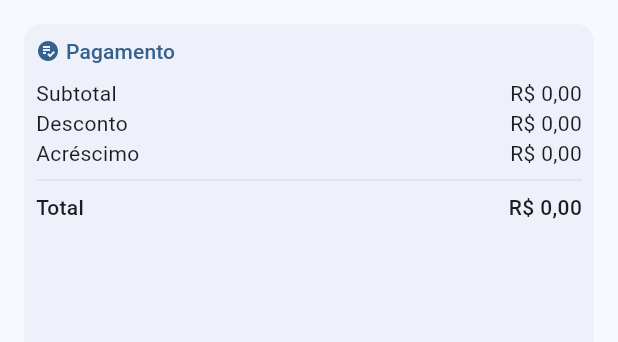
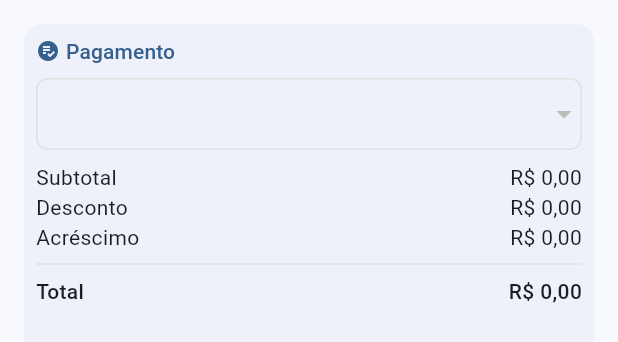
Before and after one commit to Jhone0202/lucro_simples, a Flutter app: the SalePaymentCard widget shown alone on an empty page, opened directly with empty values, on a phone screen of 412 x 824 dp. Shown: the top 342 px of the screen. Run offline on Flutter 3.47's test engine with Material 3 defaults, Android fonts, the phone set to English and light mode, and no system bars; our stand-ins replace extended_masked_text, fluttertoast, get_it, image_picker, sqflite; accounts and stored records are empty.

Commit message:
feat: select payment method.

```diff
--- a/lib/components/sale_payment_card.dart
+++ b/lib/components/sale_payment_card.dart
@@ -1,14 +1,41 @@
 import 'package:flutter/material.dart';
+import 'package:lucro_simples/app_injector.dart';
+import 'package:lucro_simples/entities/payment_method.dart';
 import 'package:lucro_simples/entities/sale.dart';
+import 'package:lucro_simples/repositories/sale_repository_interface.dart';
 import 'package:lucro_simples/utils/formaters_util.dart';
+import 'package:lucro_simples/utils/input_decorations.dart';
 
-class SalePaymentCard extends StatelessWidget {
+class SalePaymentCard extends StatefulWidget {
   const SalePaymentCard({
     super.key,
     required this.sale,
+    required this.setPaymentMethod,
   });
 
   final Sale sale;
+  final Function(PaymentMethod paymentMethod) setPaymentMethod;
+
+  @override
+  State<SalePaymentCard> createState() => _SalePaymentCardState();
+}
+
+class _SalePaymentCardState extends State<SalePaymentCard> {
+  final saleRepository = getIt.get<ISaleRepository>();
+  List<PaymentMethod> paymentMethods = [];
+  PaymentMethod? selected;
+
+  @override
+  void initState() {
+    super.initState();
+    _loadPaymentMethods();
+  }
+
+  Future _loadPaymentMethods() async {
+    paymentMethods = await saleRepository.getPaymentMethods();
+    selected = paymentMethods.firstOrNull;
+    setState(() {});
+  }
 
   @override
   Widget build(BuildContext context) {
@@ -39,25 +66,40 @@ class SalePaymentCard extends StatelessWidget {
             ],
           ),
           const SizedBox(height: 8),
+          DropdownButtonFormField<PaymentMethod>(
+            value: selected,
+            onChanged: (method) {
+              if (method != null) {
+                widget.setPaymentMethod(method);
+                selected = method;
+                setState(() {});
+              }
+            },
+            items: paymentMethods
+                .map((e) => DropdownMenuItem(value: e, child: Text(e.name)))
+                .toList(),
+            decoration: defaultFormDecoration(context),
+          ),
+          const SizedBox(height: 8),
           Row(
             mainAxisAlignment: MainAxisAlignment.spaceBetween,
             children: [
               const Text('Subtotal'),
-              Text(formatRealBr(sale.subtotal)),
+              Text(formatRealBr(widget.sale.subtotal)),
             ],
           ),
           Row(
             mainAxisAlignment: MainAxisAlignment.spaceBetween,
             children: [
               const Text('Desconto'),
-              Text(formatRealBr(sale.discount)),
+              Text(formatRealBr(widget.sale.discount)),
             ],
           ),
           Row(
             mainAxisAlignment: MainAxisAlignment.spaceBetween,
             children: [
               const Text('Acréscimo'),
-              Text(formatRealBr(sale.increase)),
+              Text(formatRealBr(widget.sale.increase)),
             ],
           ),
           Divider(color: Theme.of(context).primaryColor.withOpacity(0.1)),
@@ -69,7 +111,7 @@ class SalePaymentCard extends StatelessWidget {
                 style: TextStyle(fontWeight: FontWeight.w500),
               ),
               Text(
-                formatRealBr(sale.total),
+                formatRealBr(widget.sale.total),
                 style: const TextStyle(fontWeight: FontWeight.w500),
               ),
             ],
--- a/lib/repositories/sale_repository_interface.dart
+++ b/lib/repositories/sale_repository_interface.dart
@@ -1,7 +1,9 @@
+import 'package:lucro_simples/entities/payment_method.dart';
 import 'package:lucro_simples/entities/sale.dart';
 
 abstract class ISaleRepository {
   Future<Sale> registerNewSale(Sale sale);
   Future<List<Sale>> getPaginatedSales(String search, int? limit, int? offset);
   Future<Sale> getSaleDetails(int saleId);
+  Future<List<PaymentMethod>> getPaymentMethods();
 }
--- a/lib/repositories/sale_repository_sqlite.dart
+++ b/lib/repositories/sale_repository_sqlite.dart
@@ -1,4 +1,5 @@
 import 'package:lucro_simples/databases/ls_database.dart';
+import 'package:lucro_simples/entities/payment_method.dart';
 import 'package:lucro_simples/entities/sale.dart';
 import 'package:lucro_simples/entities/sale_item.dart';
 import 'package:lucro_simples/repositories/sale_repository_interface.dart';
@@ -85,4 +86,13 @@ class SaleRepositorySqlite extends ISaleRepository {
     final items = itemsRes.map((e) => SaleItem.fromMap(e)).toList();
     return Sale.fromMap(saleRes.first, items);
   }
+
+  @override
+  Future<List<PaymentMethod>> getPaymentMethods() async {
+    final database = await LsDatabase().db;
+
+    final res = await database.query('payment_methods');
+
+    return res.map((e) => PaymentMethod.fromMap(e)).toList();
+  }
 }
```
Also changed, not shown: lib/pages/sale/new_sale_page.dart (+19 -1 lines).
